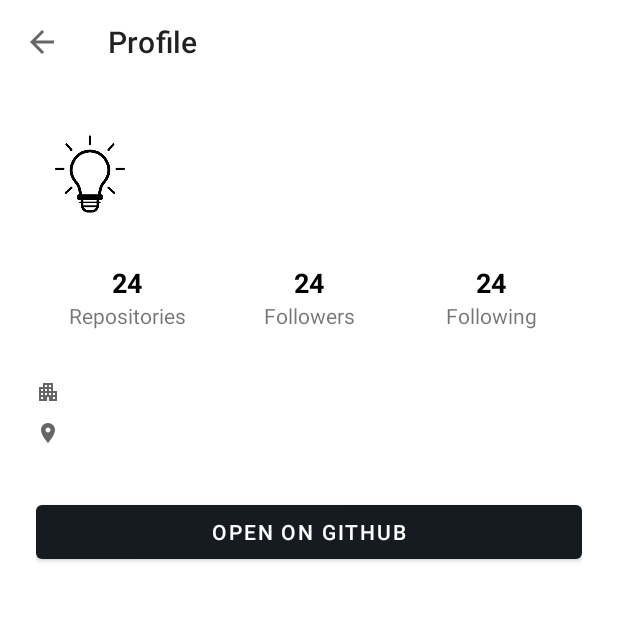
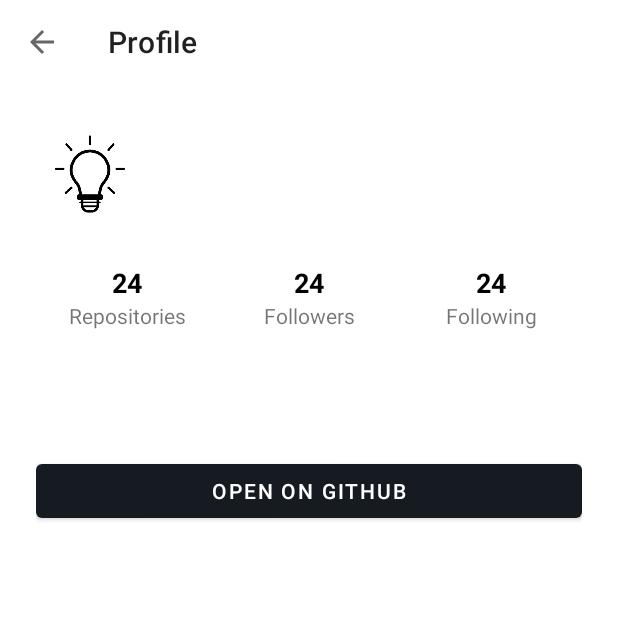
Before and after one commit to fikriyusrihan/dicoding-android-fundamental-submission, an Android app: the DetailUserActivity screen opened directly, with no data from a screen before it, on a phone screen of 412 x 824 dp, the top half of it. Run offline under Robolectric (Android 15) with nearby library versions, the phone set to English and light mode, and no system bars; our stand-ins replace CircleImageView; 2 statements that could not run were skipped.

Commit message:
Retrofit Implementation at DetailUserActivity.kt

```diff
--- a/app/src/main/java/com/artworkspace/github/repository/ApiConfig.kt
+++ b/app/src/main/java/com/artworkspace/github/repository/ApiConfig.kt
@@ -9,6 +9,11 @@ import retrofit2.converter.gson.GsonConverterFactory
 
 class ApiConfig {
     companion object {
+        /**
+         * ApiService provider
+         *
+         * @return ApiService
+         */
         fun getApiService(): ApiService {
             val loggingInterceptor = if (BuildConfig.DEBUG) {
                 HttpLoggingInterceptor().setLevel(HttpLoggingInterceptor.Level.BODY)
--- /dev/null
+++ b/app/src/main/java/com/artworkspace/github/viewmodel/DetailViewModel.kt
@@ -0,0 +1,49 @@
+package com.artworkspace.github.viewmodel
+
+import android.util.Log
+import androidx.lifecycle.LiveData
+import androidx.lifecycle.MutableLiveData
+import androidx.lifecycle.ViewModel
+import com.artworkspace.github.Utils.Companion.TOKEN
+import com.artworkspace.github.model.User
+import com.artworkspace.github.repository.ApiConfig
+import retrofit2.Call
+import retrofit2.Callback
+import retrofit2.Response
+
+class DetailViewModel : ViewModel() {
+    private val _isLoading = MutableLiveData<Boolean>()
+    val isLoading: LiveData<Boolean> = _isLoading
+
+    private val _user = MutableLiveData<User>()
+    val user: LiveData<User> = _user
+
+    /**
+     *  Get user detail information
+     *
+     *  @param username GitHub username
+     *  @return Unit
+     */
+    fun getUserDetail(username: String) {
+        _isLoading.value = true
+
+        ApiConfig.getApiService().getUserDetail(token = "Bearer $TOKEN", username).apply {
+            enqueue(object : Callback<User> {
+                override fun onResponse(call: Call<User>, response: Response<User>) {
+                    _isLoading.value = false
+                    if (response.isSuccessful) _user.value = response.body()
+                    else Log.e(TAG, response.message())
+                }
+
+                override fun onFailure(call: Call<User>, t: Throwable) {
+                    Log.e(TAG, t.message.toString())
+                }
+
+            })
+        }
+    }
+
+    companion object {
+        private val TAG = DetailViewModel::class.java.simpleName
+    }
+}
--- /dev/null
+++ b/app/src/main/res/drawable/ic_baseline_blog_16.xml
@@ -0,0 +1,5 @@
+<vector android:height="16dp" android:tint="?attr/colorControlNormal"
+    android:viewportHeight="24" android:viewportWidth="24"
+    android:width="16dp" xmlns:android="http://schemas.android.com/apk/res/android">
+    <path android:fillColor="@android:color/white" android:pathData="M11.99,2C6.47,2 2,6.48 2,12s4.47,10 9.99,10C17.52,22 22,17.52 22,12S17.52,2 11.99,2zM18.92,8h-2.95c-0.32,-1.25 -0.78,-2.45 -1.38,-3.56 1.84,0.63 3.37,1.91 4.33,3.56zM12,4.04c0.83,1.2 1.48,2.53 1.91,3.96h-3.82c0.43,-1.43 1.08,-2.76 1.91,-3.96zM4.26,14C4.1,13.36 4,12.69 4,12s0.1,-1.36 0.26,-2h3.38c-0.08,0.66 -0.14,1.32 -0.14,2 0,0.68 0.06,1.34 0.14,2L4.26,14zM5.08,16h2.95c0.32,1.25 0.78,2.45 1.38,3.56 -1.84,-0.63 -3.37,-1.9 -4.33,-3.56zM8.03,8L5.08,8c0.96,-1.66 2.49,-2.93 4.33,-3.56C8.81,5.55 8.35,6.75 8.03,8zM12,19.96c-0.83,-1.2 -1.48,-2.53 -1.91,-3.96h3.82c-0.43,1.43 -1.08,2.76 -1.91,3.96zM14.34,14L9.66,14c-0.09,-0.66 -0.16,-1.32 -0.16,-2 0,-0.68 0.07,-1.35 0.16,-2h4.68c0.09,0.65 0.16,1.32 0.16,2 0,0.68 -0.07,1.34 -0.16,2zM14.59,19.56c0.6,-1.11 1.06,-2.31 1.38,-3.56h2.95c-0.96,1.65 -2.49,2.93 -4.33,3.56zM16.36,14c0.08,-0.66 0.14,-1.32 0.14,-2 0,-0.68 -0.06,-1.34 -0.14,-2h3.38c0.16,0.64 0.26,1.31 0.26,2s-0.1,1.36 -0.26,2h-3.38z"/>
+</vector>
--- /dev/null
+++ b/app/src/main/res/drawable/ic_baseline_email_16.xml
@@ -0,0 +1,5 @@
+<vector android:height="16dp" android:tint="?attr/colorControlNormal"
+    android:viewportHeight="24" android:viewportWidth="24"
+    android:width="16dp" xmlns:android="http://schemas.android.com/apk/res/android">
+    <path android:fillColor="@android:color/white" android:pathData="M20,4L4,4c-1.1,0 -1.99,0.9 -1.99,2L2,18c0,1.1 0.9,2 2,2h16c1.1,0 2,-0.9 2,-2L22,6c0,-1.1 -0.9,-2 -2,-2zM20,8l-8,5 -8,-5L4,6l8,5 8,-5v2z"/>
+</vector>
--- /dev/null
+++ b/app/src/main/res/drawable/ic_baseline_person_16.xml
@@ -0,0 +1,5 @@
+<vector android:height="16dp" android:tint="?attr/colorControlNormal"
+    android:viewportHeight="24" android:viewportWidth="24"
+    android:width="16dp" xmlns:android="http://schemas.android.com/apk/res/android">
+    <path android:fillColor="@android:color/white" android:pathData="M12,12c2.21,0 4,-1.79 4,-4s-1.79,-4 -4,-4 -4,1.79 -4,4 1.79,4 4,4zM12,14c-2.67,0 -8,1.34 -8,4v2h16v-2c0,-2.66 -5.33,-4 -8,-4z"/>
+</vector>
--- a/app/src/main/res/layout/activity_detail_user.xml
+++ b/app/src/main/res/layout/activity_detail_user.xml
@@ -13,7 +13,15 @@
         android:layout_height="wrap_content"
         android:background="?attr/colorOnPrimary" />
 
+    <ProgressBar
+        android:id="@+id/pb_loading"
+        android:layout_width="wrap_content"
+        android:layout_height="match_parent"
+        android:layout_gravity="center_vertical|center_horizontal"
+        android:visibility="gone" />
+
     <ScrollView
+        android:id="@+id/sc_content_container"
         android:layout_width="match_parent"
         android:layout_height="match_parent">
 
@@ -138,30 +146,56 @@
             </LinearLayout>
 
             <TextView
-                android:id="@+id/tv_company"
+                android:id="@+id/tv_bio"
                 android:layout_width="match_parent"
                 android:layout_height="wrap_content"
                 android:layout_marginTop="32dp"
                 android:drawablePadding="8dp"
-                app:drawableStartCompat="@drawable/ic_baseline_apartment_16"
-                app:flow_verticalAlign="center"
+                android:visibility="invisible"
+                app:drawableStartCompat="@drawable/ic_baseline_person_16"
                 app:layout_constraintEnd_toEndOf="parent"
                 app:layout_constraintStart_toStartOf="parent"
                 app:layout_constraintTop_toBottomOf="@+id/linearLayout3"
+                tools:text="@string/bio_dummy" />
+
+            <TextView
+                android:id="@+id/tv_company"
+                android:layout_width="match_parent"
+                android:layout_height="wrap_content"
+                android:layout_marginTop="8dp"
+                android:visibility="gone"
+                android:drawablePadding="8dp"
+                app:drawableStartCompat="@drawable/ic_baseline_apartment_16"
+                app:layout_constraintEnd_toEndOf="parent"
+                app:layout_constraintStart_toStartOf="parent"
+                app:layout_constraintTop_toBottomOf="@+id/tv_bio"
                 tools:text="@string/company" />
 
             <TextView
                 android:id="@+id/tv_location"
                 android:layout_width="match_parent"
+                android:visibility="gone"
                 android:layout_height="wrap_content"
                 android:layout_marginTop="8dp"
                 android:drawablePadding="8dp"
                 app:drawableStartCompat="@drawable/ic_baseline_location_on_16"
-                app:flow_verticalAlign="center"
                 app:layout_constraintEnd_toEndOf="parent"
                 app:layout_constraintStart_toStartOf="parent"
                 app:layout_constraintTop_toBottomOf="@+id/tv_company"
                 tools:text="@string/location" />
+
+            <TextView
+                android:id="@+id/tv_blog"
+                android:layout_width="match_parent"
+                android:layout_height="wrap_content"
+                android:layout_marginTop="8dp"
+                android:drawablePadding="8dp"
+                android:visibility="gone"
+                app:drawableStartCompat="@drawable/ic_baseline_blog_16"
+                app:layout_constraintEnd_toEndOf="parent"
+                app:layout_constraintStart_toStartOf="parent"
+                app:layout_constraintTop_toBottomOf="@+id/tv_location"
+                tools:text="@string/site_dummy" />
 
             <Button
                 android:id="@+id/btn_open"
@@ -171,7 +205,7 @@
                 android:text="@string/open_on_github"
                 app:layout_constraintEnd_toEndOf="parent"
                 app:layout_constraintStart_toStartOf="parent"
-                app:layout_constraintTop_toBottomOf="@+id/tv_location" />
+                app:layout_constraintTop_toBottomOf="@+id/tv_blog" />
 
         </androidx.constraintlayout.widget.ConstraintLayout>
 
--- a/app/src/main/res/values/strings.xml
+++ b/app/src/main/res/values/strings.xml
@@ -21,4 +21,7 @@
     <string name="search">Search</string>
     <string name="github_username">GitHub Username</string>
     <string name="showing_results">Showing %d results</string>
+    <string name="bio_dummy">This is my bio</string>
+    <string name="site_dummy">mysite.com</string>
+    <string name="email_dummy">my@email.com</string>
 </resources>
```
Also changed, not shown: app/src/main/java/com/artworkspace/github/Utils.kt (+23 -1 lines), app/src/main/java/com/artworkspace/github/activity/DetailUserActivity.kt (+38 -15 lines), app/src/main/java/com/artworkspace/github/activity/MainActivity.kt (+7 -4 lines), app/src/main/java/com/artworkspace/github/model/ResponseGithub.kt (+6 -15 lines), app/src/main/java/com/artworkspace/github/model/User.kt (deleted, +0 -16 lines), app/src/main/java/com/artworkspace/github/service/ApiService.kt (+23 -0 lines), app/src/main/java/com/artworkspace/github/viewmodel/MainViewModel.kt (+3 -5 lines).
